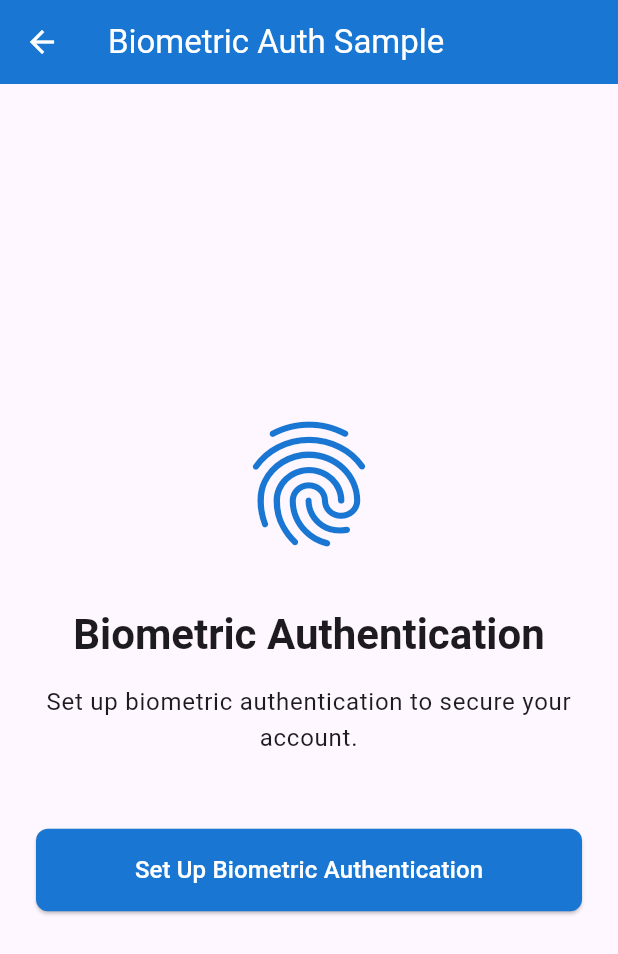
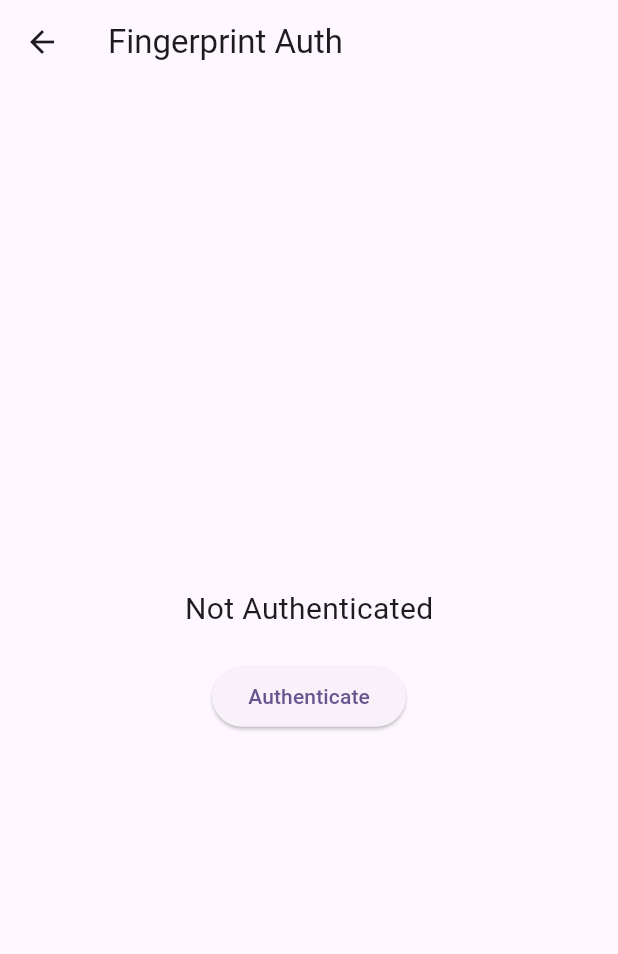
Before and after one commit to fahimcelloscope227/my_project, a Flutter app: the screen it shows after launch, on a phone screen of 412 x 824 dp. Shown: the top 954 px of the screen. Run offline on Flutter 3.47's test engine with Material 3 defaults, Android fonts, the phone set to English and light mode, and no system bars; our stand-ins replace flutter_secure_storage, freezed_annotation, local_auth; generated files the repository leaves out were written again.

Commit message:
feat: fingerprint auth with local_auth feat: freezed using model

```diff
--- /dev/null
+++ b/lib/features/loca_auth/presenter/finger_print_auth.dart
@@ -0,0 +1,63 @@
+import 'dart:developer';
+
+import 'package:flutter/material.dart';
+import 'package:local_auth/local_auth.dart';
+
+
+class FingerPrintAuth extends StatefulWidget {
+  const FingerPrintAuth({super.key});
+
+  @override
+  State<FingerPrintAuth> createState() => _FingerPrintAuthState();
+}
+
+class _FingerPrintAuthState extends State<FingerPrintAuth> {
+  final LocalAuthentication auth = LocalAuthentication();
+  String _message = "Not Authenticated";
+
+  Future<void> _authenticate() async {
+    try {
+      bool canCheck = await auth.canCheckBiometrics;
+      if (!canCheck) {
+        setState(() => _message = "No biometrics available");
+        return;
+      }
+
+      bool didAuthenticate = await auth.authenticate(
+        localizedReason: "Please authenticate with your fingerprint",
+        options: const AuthenticationOptions(
+          biometricOnly: true,
+          stickyAuth: true,
+        ),
+      );
+
+      log("${await auth.getAvailableBiometrics()}",name: "getAvailableBiometrics");
+
+      setState(() {
+        _message = didAuthenticate ? "Authenticated ✅" : "Failed ❌";
+      });
+    } catch (e) {
+      setState(() => _message = "Error: $e");
+    }
+  }
+
+  @override
+  Widget build(BuildContext context) {
+    return Scaffold(
+      appBar: AppBar(title: Text("Fingerprint Auth")),
+      body: Center(
+        child: Column(
+          mainAxisAlignment: MainAxisAlignment.center,
+          children: [
+            Text(_message, style: TextStyle(fontSize: 20)),
+            SizedBox(height: 20),
+            ElevatedButton(
+              onPressed: _authenticate,
+              child: Text("Authenticate"),
+            ),
+          ],
+        ),
+      ),
+    );
+  }
+}
--- a/lib/main.dart
+++ b/lib/main.dart
@@ -1,5 +1,6 @@
 import 'package:flutter/material.dart';
 import 'package:my_project/features/biometric_auth/presentation/biometric_auth_page.dart';
+import 'package:my_project/features/loca_auth/presenter/finger_print_auth.dart' show FingerPrintAuth;
 
 void main() {
   runApp(const MyApp());
@@ -17,10 +18,11 @@ class MyApp extends StatelessWidget {
         colorScheme: ColorScheme.fromSeed(seedColor: Colors.deepPurple),
 
       ),
-      initialRoute: "/bio_auth",
+      initialRoute: "/local_auth",
       routes: {
         "/": (context) => MyHomePage(title: '',),
         "/bio_auth": (context) =>BiometricAuthPage(),
+        "/local_auth" : (context) => FingerPrintAuth()
       },
       // home: const MyHomePage(title: 'Flutter Demo Home Page'),
     );
--- a/pubspec.yaml
+++ b/pubspec.yaml
@@ -36,6 +36,9 @@ dependencies:
   test: ^1.26.2
   flutter_secure_storage: ^9.2.4
   crypto: ^3.0.3
+  local_auth: ^2.3.0
+  freezed_annotation: ^3.1.0
+  json_annotation: ^4.9.0
 
 
 dev_dependencies:
@@ -48,6 +51,9 @@ dev_dependencies:
   # package. See that file for information about deactivating specific lint
   # rules and activating additional ones.
   flutter_lints: ^5.0.0
+  build_runner: ^2.7.1
+  freezed: ^3.2.3
+  json_serializable: ^6.11.1
 
 # For information on the generic Dart part of this file, see the
 # following page: https://dart.dev/tools/pub/pubspec
```
Also changed, not shown: lib/models/person.dart (added, +16 -0 lines), pubspec.lock, 3 other files.
